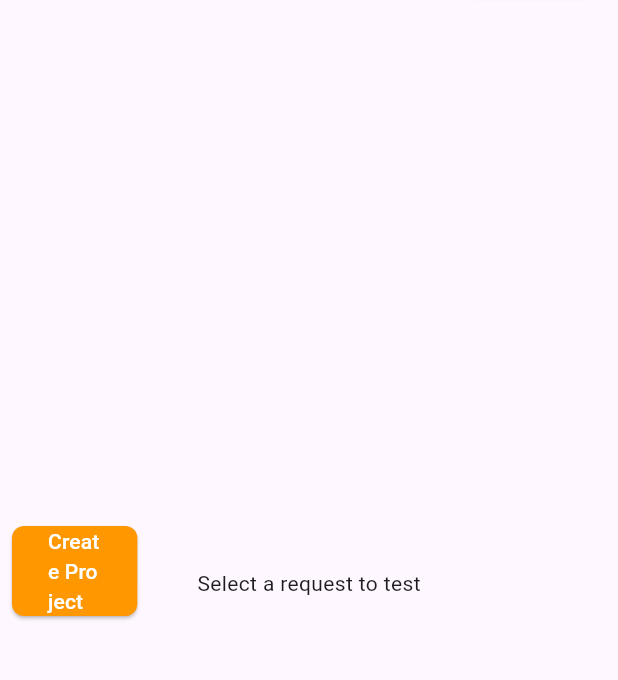
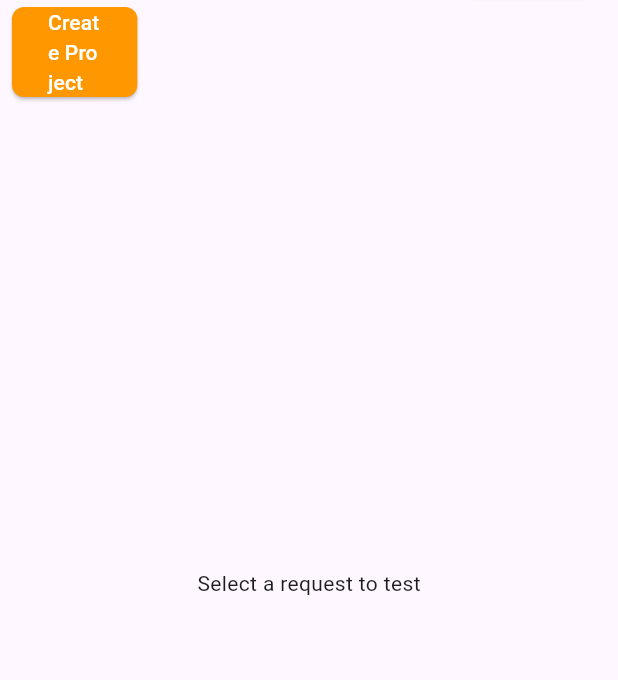
Before and after one commit to rshrc/PacketMan, a Flutter app: the screen it shows after launch, on a phone screen of 412 x 824 dp, the part 77-757 px from its top. Run offline on Flutter 3.47's test engine with Material 3 defaults, Android fonts, the light colour scheme and no system bars; our stand-ins replace drift, drift_sqflite, flutter_highlight, font_awesome_flutter, get_it, injectable; accounts and stored records are empty; generated files the repository leaves out were written again.

Commit message:
also fixed some more alignment issues
Signed-off-by: Rishi Banerjee <rishieric91@gmail.com>

```diff
--- a/lib/main.dart
+++ b/lib/main.dart
@@ -114,6 +114,7 @@ class _MyHomePageState extends State<MyHomePage> {
         ],
       ),
       body: Row(
+        crossAxisAlignment: CrossAxisAlignment.start,
         children: [
           Expanded(
             flex: 2,
@@ -121,6 +122,7 @@ class _MyHomePageState extends State<MyHomePage> {
               padding: const EdgeInsets.only(left: 8.0),
               child: SingleChildScrollView(
                 child: Column(
+                  mainAxisAlignment: MainAxisAlignment.start,
                   crossAxisAlignment: CrossAxisAlignment.start,
                   children: [
                     ElevatedButton(
```
